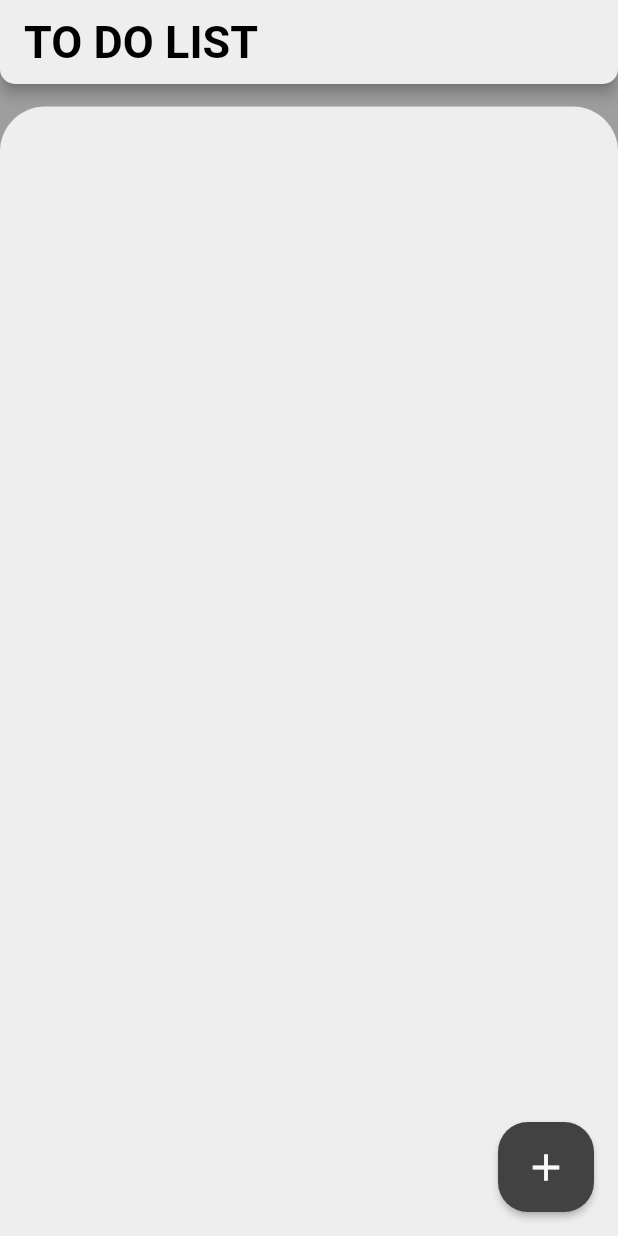
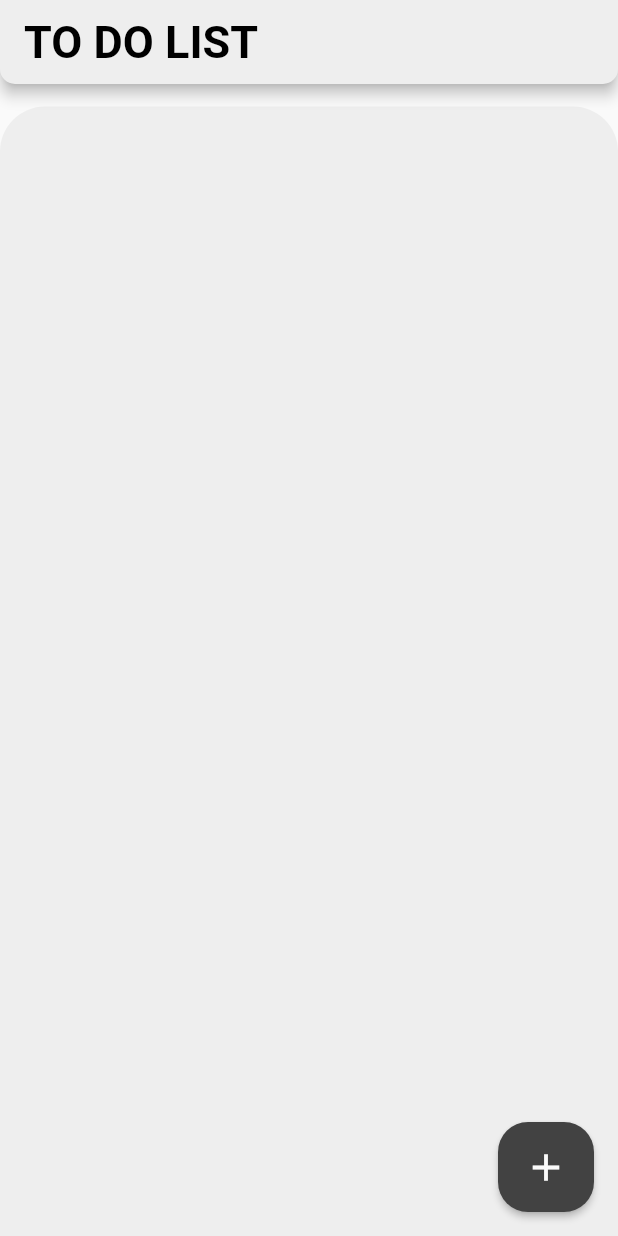
Before and after one commit to coffee3333/Neobis_Flutter_Hello_Flutter, a Flutter app: the screen it shows after launch, on a phone screen of 412 x 824 dp. Run offline on Flutter 3.47's test engine with Material 2 defaults, Android fonts, the phone set to English and light mode, and no system bars.

Commit message:
Refactored code

```diff
--- a/lib/assets/consts/Colors.dart
+++ b/lib/assets/consts/Colors.dart
@@ -5,4 +5,6 @@ class ColorConsts {
   Color clrLvl2 = Colors.grey.shade200;
   Color clrLvl3 = Colors.grey.shade800;
   Color clrLvl4 = Colors.grey.shade900;
+  Color clrRdl5 = Colors.red.shade700;
+  Color clrRdl6 = Colors.red.shade300;
 }
--- a/lib/view_models/app_view_model.dart
+++ b/lib/view_models/app_view_model.dart
@@ -1,9 +1,11 @@
 import 'package:flutter/material.dart';
 import 'package:flutter/widgets.dart';
+import 'package:todo_project/assets/consts/Colors.dart';
 import 'package:todo_project/models/model.dart';
 
 class AppViewModel extends ChangeNotifier {
   List<TaskModel> listTasks = <TaskModel>[];
+  ColorConsts colorConst = ColorConsts();
 
   int get lengthTasks => listTasks.length;
 
--- a/lib/views/add_button_view.dart
+++ b/lib/views/add_button_view.dart
@@ -15,8 +15,8 @@ class AddTaskView extends StatelessWidget {
         height: 60,
         child: ElevatedButton(
             style: ElevatedButton.styleFrom(
-                backgroundColor: ColorConsts().clrLvl3,
-                foregroundColor: ColorConsts().clrLvl1,
+                backgroundColor: viewModel.colorConst.clrLvl3,
+                foregroundColor: viewModel.colorConst.clrLvl1,
                 shape: RoundedRectangleBorder(
                     borderRadius: BorderRadius.circular(20))),
             onPressed: () {
--- a/lib/views/appbar_view.dart
+++ b/lib/views/appbar_view.dart
@@ -1,4 +1,5 @@
 import 'package:flutter/material.dart';
+import 'package:todo_project/assets/consts/Colors.dart';
 
 class CustomAppBar extends StatelessWidget implements PreferredSizeWidget {
   const CustomAppBar({super.key});
@@ -9,7 +10,7 @@ class CustomAppBar extends StatelessWidget implements PreferredSizeWidget {
   @override
   Widget build(BuildContext context) {
     return AppBar(
-      backgroundColor: Colors.grey.shade200,
+      backgroundColor: ColorConsts().clrLvl2,
       shape: const RoundedRectangleBorder(
         borderRadius: BorderRadius.vertical(
           bottom: Radius.circular(10),
--- a/lib/views/main_page.dart
+++ b/lib/views/main_page.dart
@@ -9,7 +9,6 @@ class MainPage extends StatelessWidget {
   @override
   Widget build(BuildContext context) {
     return const Scaffold(
-      backgroundColor: Colors.grey,
       appBar: CustomAppBar(),
       body: TaskListView(),
       floatingActionButton: AddTaskView(),
--- a/lib/views/task_list_view.dart
+++ b/lib/views/task_list_view.dart
@@ -13,7 +13,7 @@ class TaskListView extends StatelessWidget {
         return Container(
           margin: const EdgeInsets.only(top: 15),
           decoration: BoxDecoration(
-            color: Colors.grey.shade200,
+            color: viewModel.colorConst.clrLvl2,
             borderRadius: const BorderRadius.vertical(
               top: Radius.circular(30),
             ),
@@ -39,15 +39,15 @@ class TaskListView extends StatelessWidget {
             background: Container(
               margin: const EdgeInsets.symmetric(horizontal: 5),
               decoration: BoxDecoration(
-                  color: Colors.red.shade300,
+                  color: viewModel.colorConst.clrRdl6,
                   borderRadius: BorderRadius.circular(10)),
               child: Center(
-                child: Icon(Icons.delete, color: Colors.red.shade700),
+                child: Icon(Icons.delete, color: viewModel.colorConst.clrRdl5),
               ),
             ),
             child: Container(
               decoration: BoxDecoration(
-                color: Colors.grey.shade50,
+                color: viewModel.colorConst.clrLvl1,
                 borderRadius: const BorderRadius.all(
                   Radius.circular(30),
                 ),
```
